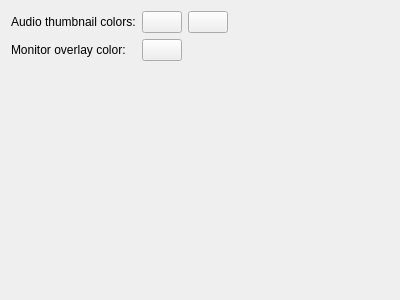
Qt form src/ui/configcolors_ui.ui (KDE/kdenlive) before a commit.
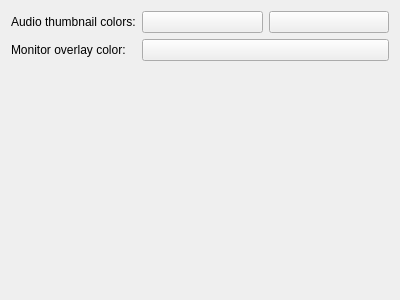
The same form after that commit. Custom widgets are drawn as their Qt base class.

Commit message: [Kdenlive Settings] Improve layout and usability

The edit to the form file:
```diff
--- a/src/ui/configcolors_ui.ui
+++ b/src/ui/configcolors_ui.ui
@@ -10,10 +10,7 @@
     <height>300</height>
    </rect>
   </property>
-  <layout class="QGridLayout" name="gridLayout">
-   <item row="0" column="2">
-    <widget class="KColorButton" name="kcfg_thumbColor2"/>
-   </item>
+  <layout class="QFormLayout" name="formLayout">
    <item row="0" column="0">
     <widget class="QLabel" name="label_3">
      <property name="text">
@@ -21,7 +18,27 @@
      </property>
     </widget>
    </item>
+   <item row="0" column="1">
+    <layout class="QHBoxLayout" name="horizontalLayout">
+     <item>
+      <widget class="KColorButton" name="kcfg_thumbColor1"/>
+     </item>
+     <item>
+      <widget class="KColorButton" name="kcfg_thumbColor2"/>
+     </item>
+    </layout>
+   </item>
+   <item row="2" column="1">
+    <widget class="KColorButton" name="kcfg_overlayColor"/>
+   </item>
    <item row="2" column="0">
+    <widget class="QLabel" name="label">
+     <property name="text">
+      <string>Monitor overlay color:</string>
+     </property>
+    </widget>
+   </item>
+   <item row="3" column="0">
     <spacer name="verticalSpacer">
      <property name="orientation">
       <enum>Qt::Vertical</enum>
@@ -34,32 +51,6 @@
      </property>
     </spacer>
    </item>
-   <item row="0" column="3">
-    <spacer name="horizontalSpacer">
-     <property name="orientation">
-      <enum>Qt::Horizontal</enum>
-     </property>
-     <property name="sizeHint" stdset="0">
-      <size>
-       <width>36</width>
-       <height>20</height>
-      </size>
-     </property>
-    </spacer>
-   </item>
-   <item row="0" column="1">
-    <widget class="KColorButton" name="kcfg_thumbColor1"/>
-   </item>
-   <item row="1" column="0">
-    <widget class="QLabel" name="label">
-     <property name="text">
-      <string>Monitor overlay color:</string>
-     </property>
-    </widget>
-   </item>
-   <item row="1" column="1">
-    <widget class="KColorButton" name="kcfg_overlayColor"/>
-   </item>
   </layout>
  </widget>
  <customwidgets>
```
Left out of the diff: 5 changed lines with no effect on the pictures. The commit also changes 8 other files.
